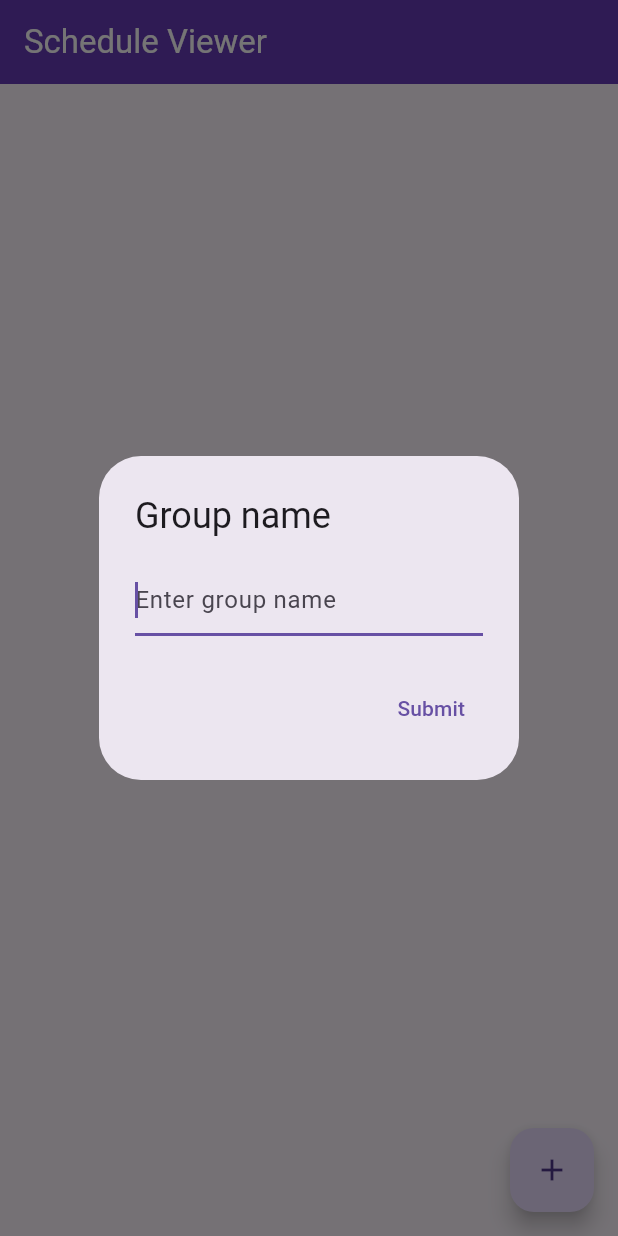
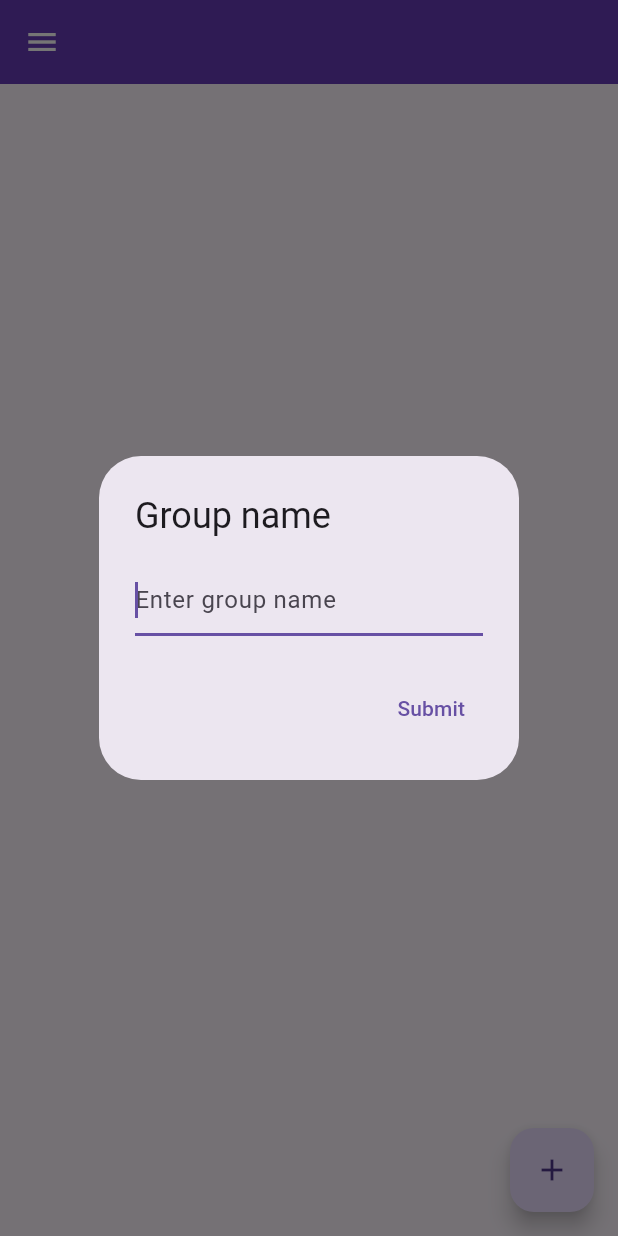
Before and after one commit to Jedddy/schedview, a Flutter app: the screen it shows after launch, after a tap on the "add" icon, on a phone screen of 412 x 824 dp. Run offline on Flutter 3.47's test engine with Material 3 defaults, Android fonts, the phone set to English and light mode, and no system bars; our stand-ins replace multi_dropdown, sqflite; accounts and stored records are empty.

Commit message:
feat: add a drawer

```diff
--- a/lib/screens/home.dart
+++ b/lib/screens/home.dart
@@ -64,10 +64,7 @@ class _HomePage extends State<HomePage> {
   Widget build(BuildContext context) {
     return Scaffold(
       appBar: AppBar(
-        title: const Text(
-          "Schedule Viewer",
-          style: TextStyle(color: Colors.white),
-        ),
+        iconTheme: const IconThemeData(color: Colors.white),
         actions: _showDelete
             ? <Widget>[
                 IconButton(
@@ -94,6 +91,24 @@ class _HomePage extends State<HomePage> {
               ]
             : null,
         backgroundColor: Colors.deepPurple,
+      ),
+      drawer: Drawer(
+        surfaceTintColor: Colors.white,
+        child: Column(
+          children: <Widget>[
+            const SizedBox(
+              height: 70,
+              child: DrawerHeader(
+                child: Text("Schedule Viewer"),
+              ),
+            ),
+            ListTile(
+              leading: const Icon(Icons.settings),
+              title: const Text("Settings"),
+              onTap: () {},
+            ),
+          ],
+        ),
       ),
       body: Container(
         alignment: Alignment.center,
```
